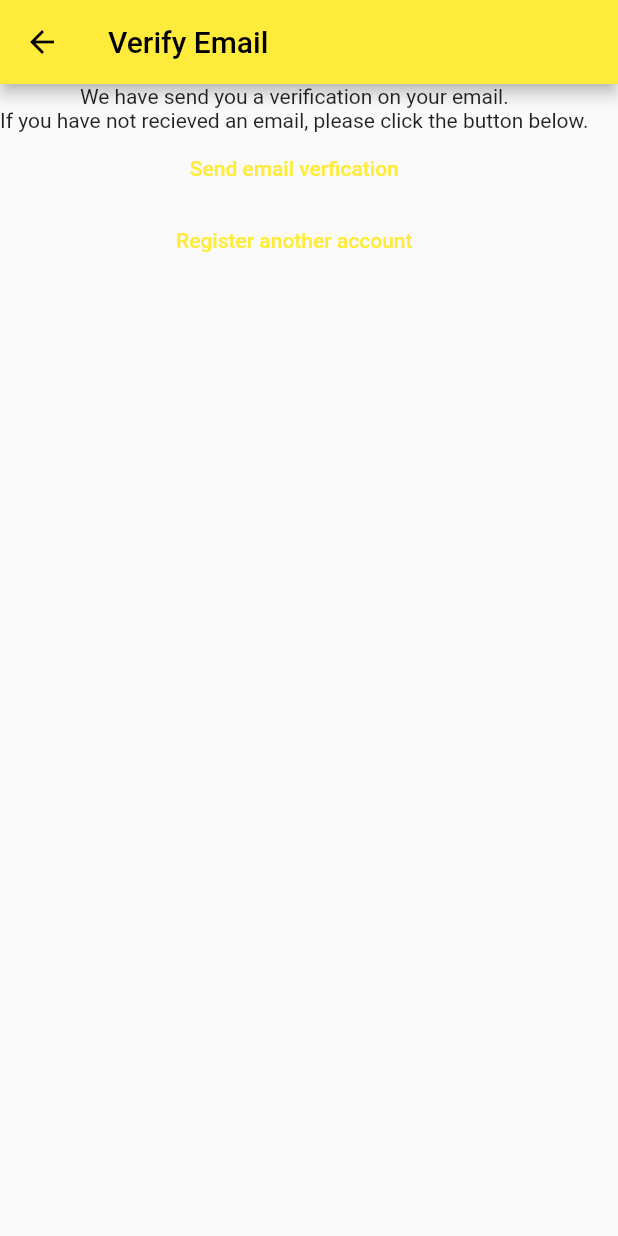
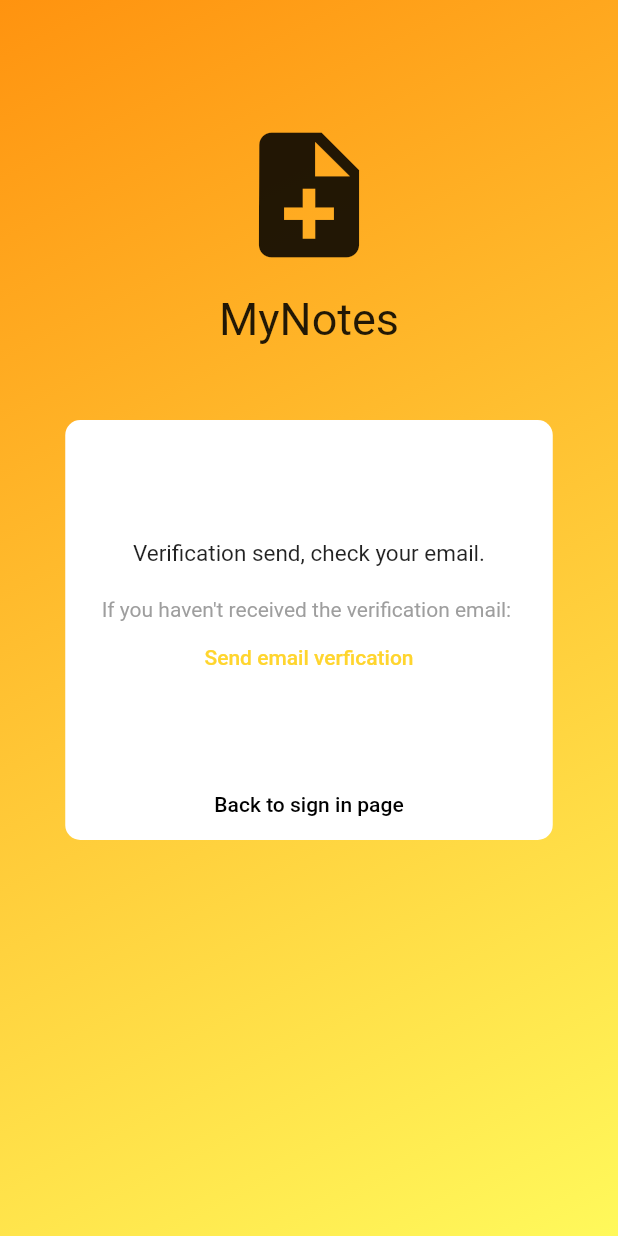
Before and after one commit to lvecerik/mynotes, a Flutter app: the VerifyEmailView screen opened by its route, on a phone screen of 412 x 824 dp. Run offline on Flutter 3.47's test engine with Material 2 defaults, Android fonts, the phone set to English and light mode, and no system bars; our stand-ins replace cloud_firestore, firebase_auth, firebase_core, google_sign_in, share_plus; accounts and stored records are empty; network calls fail.

Commit message:
custom theme color

```diff
--- a/lib/view/notes/notes_view.dart
+++ b/lib/view/notes/notes_view.dart
@@ -1,4 +1,5 @@
 import 'package:flutter/material.dart';
+import 'package:my_notes/constants/colors.dart';
 import 'package:my_notes/constants/routes.dart';
 import 'package:my_notes/services/auth/auth_service.dart';
 import 'package:my_notes/services/cloud/cloud_note.dart';
--- a/lib/view/verify_email_view.dart
+++ b/lib/view/verify_email_view.dart
@@ -1,4 +1,5 @@
 import 'package:flutter/material.dart';
+import 'package:my_notes/constants/colors.dart';
 import 'package:my_notes/constants/routes.dart';
 import 'package:my_notes/services/auth/auth_service.dart';
 
@@ -13,33 +14,123 @@ class _VerifyEmailViewState extends State<VerifyEmailView> {
   @override
   Widget build(BuildContext context) {
     return Scaffold(
-      appBar: AppBar(
-        title: const Text("Verify Email"),
+      body: SingleChildScrollView(
+        child: Container(
+          height: MediaQuery.of(context).size.height,
+          width: MediaQuery.of(context).size.width,
+          decoration: const BoxDecoration(
+            gradient: LinearGradient(
+              begin: Alignment.topLeft,
+              end: Alignment.bottomRight,
+              colors: [
+                backgroundGradient1,
+                backgroundGradient2,
+              ],
             ),
-      body: Column(
+          ),
+          child: Column(
+            crossAxisAlignment: CrossAxisAlignment.center,
             children: [
-          const Text("We have send you a verification on your email."),
+              const SizedBox(height: 80),
+              const Icon(
+                Icons.note_add,
+                size: 100,
+              ),
+              const SizedBox(height: 15),
               const Text(
-              "If you have not recieved an email, please click the button below."),
+                "MyNotes",
+                style: TextStyle(
+                  fontSize: 30,
+                ),
+              ),
+              const SizedBox(height: 50),
+              Container(
+                height: 280,
+                width: 325,
+                decoration: BoxDecoration(
+                  color: Colors.white,
+                  borderRadius: BorderRadius.circular(10),
+                ),
+                child: Column(
+                  crossAxisAlignment: CrossAxisAlignment.center,
+                  children: [
+                    const SizedBox(height: 80),
+                    const Text(
+                      "Verification send, check your email.",
+                      style: TextStyle(
+                        fontSize: 15,
+                      ),
+                    ),
+                    const SizedBox(height: 20),
+                    const Text(
+                      "If you haven't received the verification email: ",
+                      style: TextStyle(
+                        color: Colors.grey,
+                      ),
+                    ),
                     TextButton(
                       onPressed: () async {
                         AuthService.firebase().sendEmailVerification();
                       },
-            child: const Text("Send email verfication"),
+                      child: const Text(
+                        "Send email verfication",
+                        style: TextStyle(
+                          color: emphasisColor,
                         ),
-          TextButton(
-            onPressed: () async {
-              await AuthService.firebase().signOut();
-              if (!mounted) return;
-              Navigator.of(context).pushNamedAndRemoveUntil(
-                registerRoute,
-                (route) => false,
-              );
+                      ),
+                    ),
+                    const SizedBox(height: 50),
+                    Align(
+                      alignment: Alignment.bottomCenter,
+                      child: TextButton(
+                        onPressed: () {
+                          Navigator.of(context).pushNamed(signInRoute);
                         },
-            child: const Text("Register another account"),
+                        child: const Text(
+                          "Back to sign in page",
+                          style: TextStyle(color: Colors.black),
+                        ),
+                      ),
                     ),
                   ],
                 ),
+              )
+            ],
+          ),
+        ),
+      ),
     );
+
+    // Widget build(BuildContext context) {
+    //   return Scaffold(
+    //     appBar: AppBar(
+    //       title: const Text("Verify Email"),
+    //     ),
+    //     body: Column(
+    //       children: [
+    //         const Text("We have send you a verification on your email."),
+    //         const Text(
+    //             "If you have not recieved an email, please click the button below."),
+    //         TextButton(
+    //           onPressed: () async {
+    //             AuthService.firebase().sendEmailVerification();
+    //           },
+    //           child: const Text("Send email verfication"),
+    //         ),
+    //         TextButton(
+    //           onPressed: () async {
+    //             await AuthService.firebase().signOut();
+    //             if (!mounted) return;
+    //             Navigator.of(context).pushNamedAndRemoveUntil(
+    //               registerRoute,
+    //               (route) => false,
+    //             );
+    //           },
+    //           child: const Text("Register another account"),
+    //         ),
+    //       ],
+    //     ),
+    //   );
+    // }
   }
 }
```
Also changed, not shown: lib/constants/colors.dart (+22 -1 lines), lib/main.dart (+7 -1 lines). Lines whose indentation alone changed are shown as unchanged.
